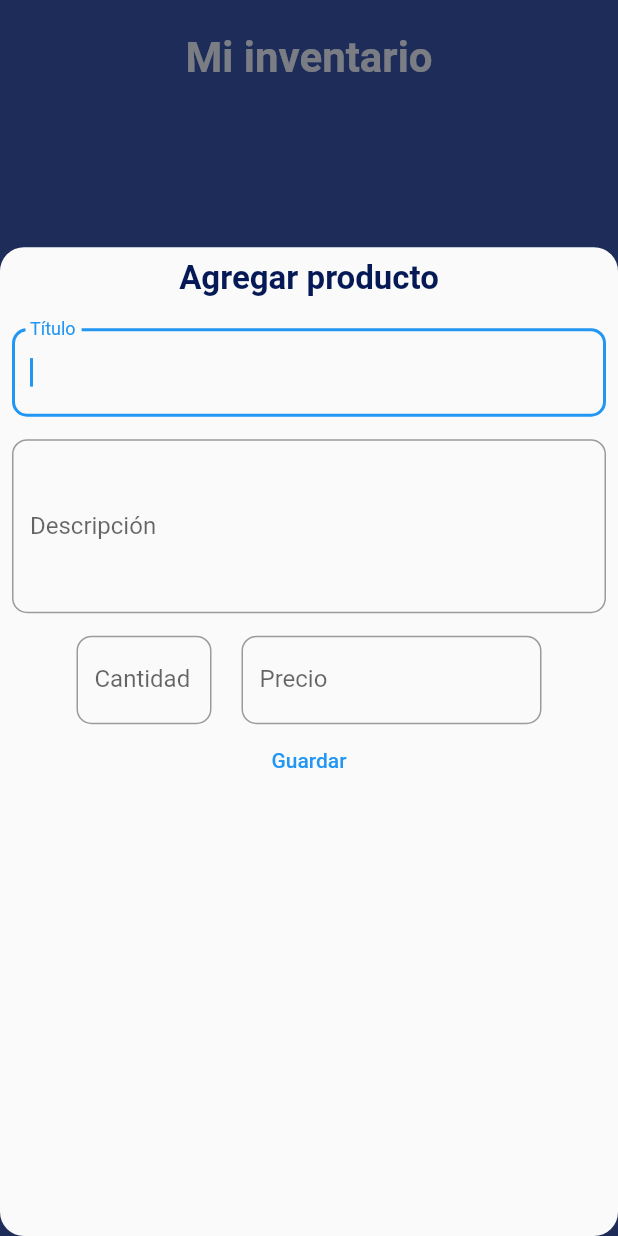
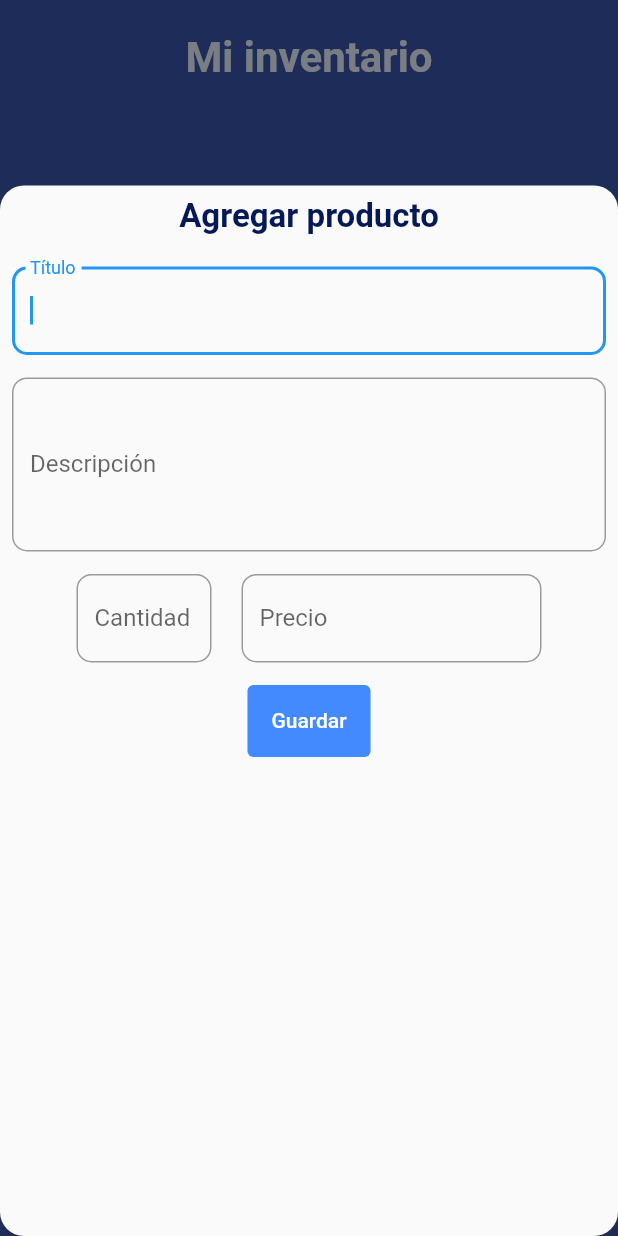
Before and after one commit to Dflorez015/todo_flutter, a Flutter app: the screen it shows after launch, after a tap on the "add" icon, on a phone screen of 412 x 824 dp. Run offline on Flutter 3.47's test engine with Material 2 defaults, Android fonts, the phone set to English and light mode, and no system bars.

Commit message:
¨:sparkles:[UPDATE] Implement product and list class on widgets

```diff
--- a/lib/main.dart
+++ b/lib/main.dart
@@ -10,9 +10,14 @@ class MyApp extends StatelessWidget {
   @override
   Widget build(BuildContext context) {
     return MaterialApp(
-      title: 'Flutter Demo',
+      debugShowCheckedModeBanner: false,
+      title: 'My list',
       theme: ThemeData(
         primarySwatch: Colors.blue,
+        textButtonTheme: TextButtonThemeData(
+          style: TextButton.styleFrom(
+              primary: Colors.white, backgroundColor: Colors.blueAccent),
+        ),
       ),
       home: const MyHomePage(title: 'Todo list'),
     );
--- /dev/null
+++ b/lib/models/listProduct.model.dart
@@ -0,0 +1,19 @@
+import 'package:todo_list/models/product.model.dart';
+
+class ListProduct {
+  List<Product>? list = [];
+
+  ListProduct();
+
+  add(Product product) {
+    list?.add(product);
+  }
+
+  length() {
+    return list?.length;
+  }
+
+  getByIndex(int index) {
+    return list?[index];
+  }
+}
--- /dev/null
+++ b/lib/models/product.model.dart
@@ -0,0 +1,26 @@
+class Product {
+  String? id;
+  String name_product;
+  String descrition;
+  bool? check;
+  int cuantity;
+  int price;
+
+  Product(this.name_product, this.descrition, this.cuantity, this.price,
+      {this.check = true});
+
+  get() {
+    return {
+      "id": this.id,
+      "name_product": this.name_product,
+      "descrition": this.descrition,
+      "check": this.check,
+      "cuantity": this.cuantity,
+      "price": this.price,
+    };
+  }
+
+  setId(String id) {
+    this.id = id;
+  }
+}
--- /dev/null
+++ b/lib/utils/validate.input.dart
@@ -0,0 +1,6 @@
+String? validate_input(String? value, String txt) {
+  if (value == null || value.isEmpty) {
+    return txt;
+  }
+  return null;
+}
--- a/lib/views/features/seeList.widget.dart
+++ b/lib/views/features/seeList.widget.dart
@@ -1,5 +1,7 @@
 import 'package:flutter/material.dart';
 import 'package:todo_list/constants/themes.dart';
+import 'package:todo_list/models/listProduct.model.dart';
+import 'package:todo_list/models/product.model.dart';
 import 'package:todo_list/widgets/list.widget.dart';
 import '../../widgets/form.widget.dart';
 
@@ -11,24 +13,36 @@ class Inventory extends StatefulWidget {
 }
 
 class _Inventory extends State<Inventory> {
-  List<String> _list = [];
-
-  _addOnList(String title) {
-    setState(() {
-      _list.add(title);
-    });
-  }
+  var _list = ListProduct();
 
   TextEditingController task_title_controller = TextEditingController();
   TextEditingController task_description_controller = TextEditingController();
   TextEditingController task_price_controller = TextEditingController();
   TextEditingController task_amount_controller = TextEditingController();
 
+  _clearInputs() {
+    task_title_controller.clear();
+    task_description_controller.clear();
+    task_price_controller.clear();
+    task_amount_controller.clear();
+  }
+
   _addList() {
+    var product = Product(
+      task_title_controller.value.text,
+      task_description_controller.value.text,
+      int.parse(task_amount_controller.value.text),
+      int.parse(task_price_controller.value.text),
+    );
+    _clearInputs();
     setState(() {
-      task_title_controller.clear();
-      task_description_controller.clear();
-      task_price_controller.clear();
+      _list.add(product);
+    });
+  }
+
+  _openCrud() {
+    setState(() {
+      _clearInputs();
       // _list = ["a", ..._list];
       formInvetory(
           context,
@@ -36,7 +50,8 @@ class _Inventory extends State<Inventory> {
           task_title_controller,
           task_description_controller,
           task_price_controller,
-          task_amount_controller);
+          task_amount_controller,
+          _addList);
     });
   }
 
@@ -58,7 +73,7 @@ class _Inventory extends State<Inventory> {
       ),
       backgroundColor: main_background_color,
       floatingActionButton: FloatingActionButton(
-        onPressed: _addList,
+        onPressed: _openCrud,
         tooltip: 'Agregar artículo',
         child: const Icon(Icons.add),
       ), // This trailing comma makes auto-formatting nicer for build methods.
--- a/lib/widgets/form.widget.dart
+++ b/lib/widgets/form.widget.dart
@@ -1,5 +1,6 @@
 import 'package:flutter/material.dart';
 import 'package:flutter/services.dart';
+import 'package:todo_list/utils/validate.input.dart';
 import '../constants/themes.dart';
 
 Future<dynamic> formInvetory(
@@ -9,15 +10,29 @@ Future<dynamic> formInvetory(
     TextEditingController task_description_controller,
     TextEditingController task_price_controller,
     TextEditingController task_amount_controller,
-) {
+    Function adding) {
+  final _form = GlobalKey<FormState>();
+
+//saving form after validation
+  void _saveForm() {
+    final isValid = _form.currentState!.validate();
+    if (!isValid) {
+      return;
+    }
+    Navigator.of(context).pop();
+    adding();
+  }
+
   return showModalBottomSheet(
       isScrollControlled: true,
       barrierColor: Colors.black45,
       shape: RoundedRectangleBorder(borderRadius: BorderRadius.circular(16.0)),
       context: context,
       builder: (BuildContext builder) {
-        return Container(
-          height: MediaQuery.of(context).size.height * 0.8,
+        return Form(
+          key: _form, //assigning key to form
+          child: Container(
+            height: MediaQuery.of(context).size.height * 0.85,
             padding: const EdgeInsets.all(8),
             child: Column(
               children: [
@@ -29,10 +44,13 @@ Future<dynamic> formInvetory(
                       fontWeight: FontWeight.bold),
                 ),
                 const SizedBox(height: 20),
-              TextField(
+                TextFormField(
                   enableSuggestions: true,
                   autofocus: true,
                   controller: task_title_controller,
+                  validator: (value) {
+                    return validate_input(value, "Ingrese un título");
+                  },
                   decoration: InputDecoration(
                       labelText: "Título",
                       border: OutlineInputBorder(
@@ -40,11 +58,14 @@ Future<dynamic> formInvetory(
                           borderSide: inputBorder)),
                 ),
                 const SizedBox(height: 15),
-              TextField(
+                TextFormField(
                   enableSuggestions: true,
                   maxLines: 4,
                   keyboardType: TextInputType.multiline,
                   controller: task_description_controller,
+                  validator: (value) {
+                    return validate_input(value, "Ingrese una descripción");
+                  },
                   decoration: InputDecoration(
                       labelText: "Descripción",
                       border: OutlineInputBorder(
@@ -58,12 +79,18 @@ Future<dynamic> formInvetory(
                   children: [
                     SizedBox(
                       width: 90,
-                    child: TextField(
+                      child: TextFormField(
                         textAlign: TextAlign.center,
                         enableSuggestions: true,
                         controller: task_amount_controller,
                         keyboardType: TextInputType.number,
-                      inputFormatters: [FilteringTextInputFormatter.digitsOnly],
+                        inputFormatters: [
+                          FilteringTextInputFormatter.digitsOnly
+                        ],
+                        validator: (value) {
+                          return validate_input(
+                              value, "Ingrese la cantidad del producto");
+                        },
                         decoration: InputDecoration(
                             labelText: "Cantidad",
                             border: OutlineInputBorder(
@@ -74,11 +101,17 @@ Future<dynamic> formInvetory(
                     const SizedBox(width: 20),
                     SizedBox(
                       width: 200,
-                    child: TextField(
+                      child: TextFormField(
                         enableSuggestions: true,
                         controller: task_price_controller,
                         keyboardType: TextInputType.number,
-                      inputFormatters: [FilteringTextInputFormatter.digitsOnly],
+                        inputFormatters: [
+                          FilteringTextInputFormatter.digitsOnly
+                        ],
+                        validator: (value) {
+                          return validate_input(
+                              value, "Ingrese el valor del producto");
+                        },
                         decoration: InputDecoration(
                             labelText: "Precio",
                             border: OutlineInputBorder(
@@ -88,11 +121,23 @@ Future<dynamic> formInvetory(
                     )
                   ],
                 ),
-              TextButton(
-                  onPressed: () => {},
-                  child: Text((updating ? "Actualizar" : "Guardar")))
+                Padding(
+                  padding: const EdgeInsets.all(15.0),
+                  child: TextButton(
+                      onPressed: () => {
+                            _saveForm() /*Navigator.of(context).pop(), adding()*/
+                          },
+                      child: Padding(
+                        padding: const EdgeInsets.all(8.0),
+                        child: Text((updating ? "Actualizar" : "Guardar"),
+                            style: const TextStyle(
+                              fontSize: 14,
+                            )),
+                      )),
+                )
                 // MaterialButton()
               ],
+            ),
           ),
         );
       });
--- a/lib/widgets/list.widget.dart
+++ b/lib/widgets/list.widget.dart
@@ -1,9 +1,11 @@
 import 'package:flutter/material.dart';
 import 'package:todo_list/constants/themes.dart';
+import 'package:todo_list/models/listProduct.model.dart';
+import 'package:todo_list/models/product.model.dart';
 
 class MyList extends StatefulWidget {
   MyList({Key? key, required this.list}) : super(key: key);
-  List<String> list;
+  ListProduct list;
 
   @override
   State<StatefulWidget> createState() => _InventoryList();
@@ -16,10 +18,10 @@ class _InventoryList extends State<MyList> {
       height: MediaQuery.of(context).size.height * .65,
       child: ListView.builder(
           padding: const EdgeInsets.symmetric(vertical: 20, horizontal: 25),
-          itemCount: widget.list.length,
+          itemCount: widget.list.length(),
           itemBuilder: (BuildContext build_context, int index) {
-            final task = widget.list[index];
-            return TaskInventory(task: task);
+            final task = widget.list.getByIndex(index);
+            return TaskInventory(task: task.name_product);
           }),
     );
   }
```
Lines whose indentation alone changed are shown as unchanged.
